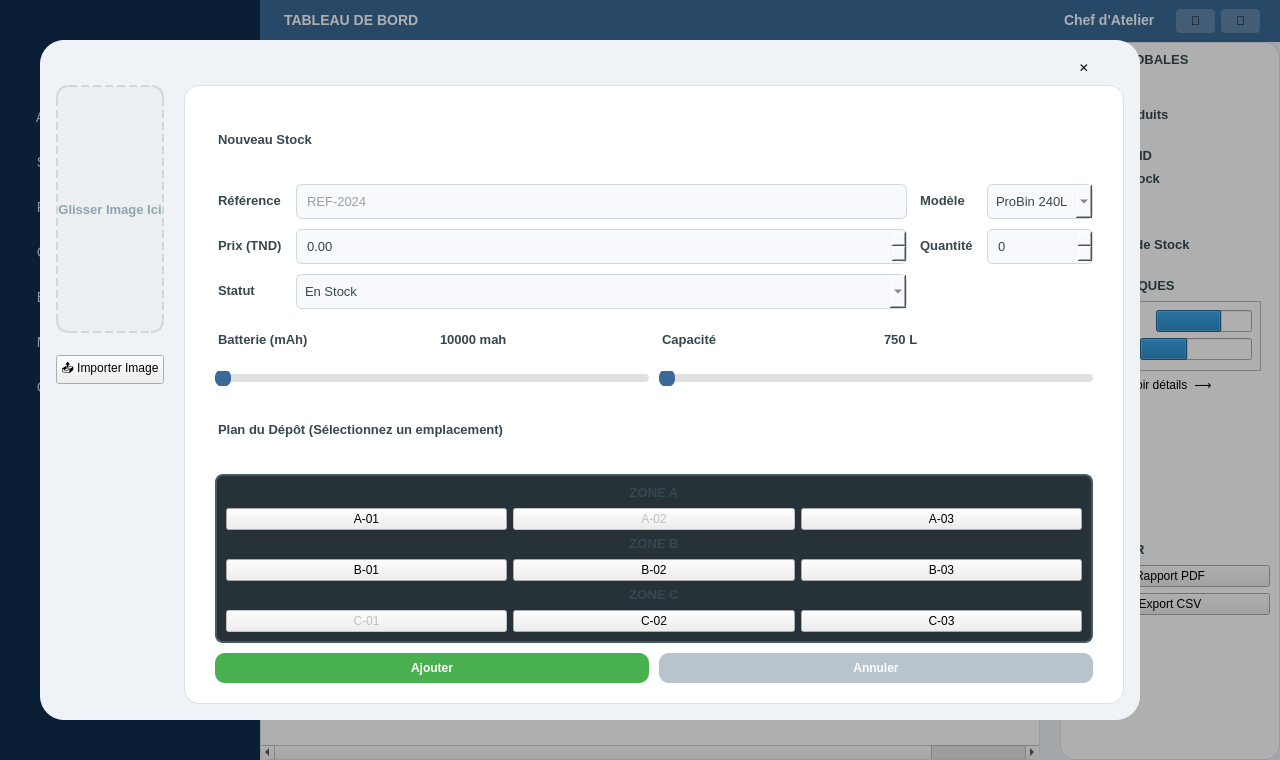
The window that mainwindow.ui (esprit-up-algo/projetcpp2526-s2-2a6-smart-waste-collection-2a6) describes before a commit, drawn with Qt 5.
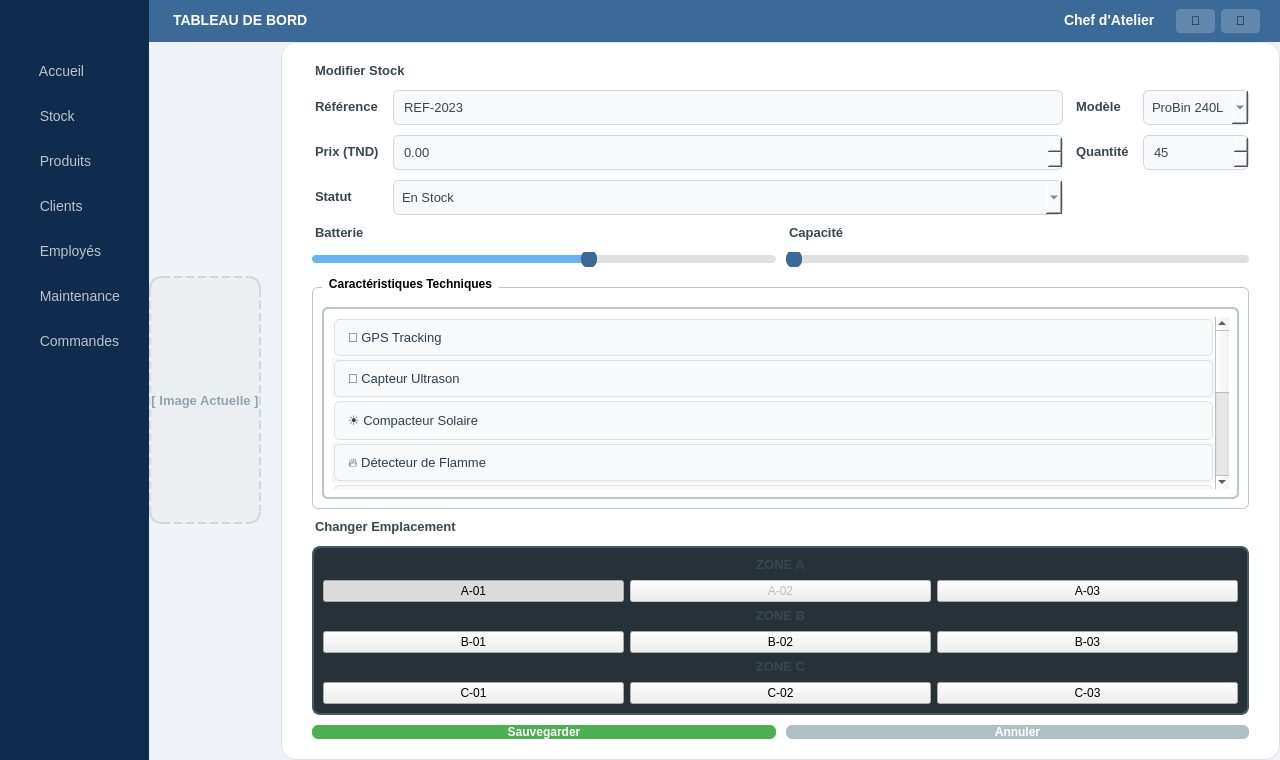
The same window after the commit. Icons and pictures are not drawn.

```diff
--- a/mainwindow.ui
+++ b/mainwindow.ui
@@ -32,11 +32,21 @@
 
     /* SIDEBAR */
 
-    QWidget#verticalLayoutWidget_1, QWidget#verticalLayoutWidget_2, QWidget#verticalLayoutWidget_3 { background-color: #0f2c4f; }
+    QWidget#leftSidebar QPushButton {
+        background-color: transparent;
+        border: none;
+        color: #bdc3c7;
+        text-align: left;
+        padding: 12px 20px;
+        font-size: 14px;
+        border-left: 3px solid transparent;
+    }
 
-    QLabel#label_1, QLabel#label_2, QLabel#label_3 { color: white; font-weight: bold; font-size: 18px; padding: 20px; }
-    QWidget#verticalLayoutWidget_1 QPushButton, QWidget#verticalLayoutWidget_2 QPushButton, QWidget#verticalLayoutWidget_3 QPushButton { color: #cfd8dc; text-align: left; padding-left: 20px; height: 40px; border: none; font-size: 14px; background: transparent; }
-    QWidget#verticalLayoutWidget_1 QPushButton:hover, QWidget#verticalLayoutWidget_2 QPushButton:hover, QWidget#verticalLayoutWidget_3 QPushButton:hover { background-color: #1d4e89; color: white; border-left: 4px solid #4caf50; }
+    QWidget#leftSidebar QPushButton:hover, QWidget#leftSidebar QPushButton:checked {
+        background-color: #1a4270;
+        color: white;
+        border-left: 3px solid #3498db;
+    }
 
 
 
@@ -124,10 +134,13 @@
 
     QLabel#lblImgPreview_Add, QLabel#imgBin { background-color: #eceff1; border: 2px dashed #cfd8dc; border-radius: 12px; color: #90a4ae; }
 
-   
+/* --- Fix sidebar/background containers --- */
+#leftSidebar{background-color:#0f2c4f;}
+#rightSidebar{min-width:200px; max-width:220px;}
 
-    /* OVERLAY */
-    QWidget#overlayDim { background-color: rgba(0,0,0,80); }
+/* Stats preview colors */
+#statCard QWidget#statMiniFrame QLabel{color:#ffffff;}
+QPushButton#btnOpenStats{color:#000000;}
 </string>
   </property>
   <widget class="QWidget" name="centralwidget">
@@ -148,7 +161,14 @@
      <number>0</number>
     </property>
     <item>
-     <widget class="QWidget" name="verticalLayoutWidget_1"><property name="minimumSize"><size><width>260</width><height>0</height></size></property><property name="maximumSize"><size><width>260</width><height>16777215</height></size></property><layout class="QVBoxLayout" name="verticalLayout_1">
+     <widget class="QFrame" name="leftSidebar">
+      <property name="frameShape">
+       <enum>QFrame::Shape::NoFrame</enum>
+      </property>
+      <property name="frameShadow">
+       <enum>QFrame::Shadow::Plain</enum>
+      </property>
+      <layout class="QVBoxLayout" name="verticalLayout_1">
       <property name="spacing">
        <number>5</number>
       </property>
@@ -247,11 +267,19 @@
        </spacer>
       </item>
      </layout>
-    </widget></item>
+     </widget>
+    </item>
     <item>
      <layout class="QVBoxLayout" name="mainAreaLayout">
       <item>
-       <widget class="QWidget" name="horizontalLayoutWidget_1"><layout class="QHBoxLayout" name="horizontalLayout_1">
+       <widget class="QFrame" name="horizontalLayoutWidget_1">
+        <property name="frameShape">
+         <enum>QFrame::Shape::NoFrame</enum>
+        </property>
+        <property name="frameShadow">
+         <enum>QFrame::Shadow::Plain</enum>
+        </property>
+        <layout class="QHBoxLayout" name="horizontalLayout_1">
         <property name="leftMargin">
          <number>20</number>
         </property>
@@ -316,7 +344,8 @@
          </widget>
         </item>
        </layout>
-      </widget></item>
+       </widget>
+      </item>
       <item>
        <layout class="QHBoxLayout" name="dashboard_hLayout">
         <property name="spacing">
@@ -357,6 +386,40 @@
              <number>20</number>
             </property>
             <item>
+             <widget class="QStackedWidget" name="stackedWidget">
+              <property name="sizePolicy">
+               <sizepolicy hsizetype="Expanding" vsizetype="Expanding">
+                <horstretch>0</horstretch>
+                <verstretch>0</verstretch>
+               </sizepolicy>
+              </property>
+              <property name="currentIndex">
+               <number>2</number>
+              </property>
+              <widget class="QWidget" name="affichage">
+               <property name="sizePolicy">
+                <sizepolicy hsizetype="Expanding" vsizetype="Expanding">
+                 <horstretch>0</horstretch>
+                 <verstretch>0</verstretch>
+                </sizepolicy>
+               </property>
+               <layout class="QHBoxLayout" name="affichageLayout">
+                <property name="spacing">
+                 <number>12</number>
+                </property>
+                <property name="leftMargin">
+                 <number>0</number>
+                </property>
+                <property name="topMargin">
+                 <number>0</number>
+                </property>
+                <property name="rightMargin">
+                 <number>0</number>
+                </property>
+                <property name="bottomMargin">
+                 <number>0</number>
+                </property>
+                <item>
              <layout class="QVBoxLayout" name="tableLayout">
               <item>
                <layout class="QHBoxLayout" name="searchRow">
@@ -422,6 +485,12 @@
               </item>
               <item>
                <widget class="QTableWidget" name="tableProduits">
+                    <property name="sizePolicy">
+                     <sizepolicy hsizetype="Expanding" vsizetype="Expanding">
+                      <horstretch>0</horstretch>
+                      <verstretch>0</verstretch>
+                     </sizepolicy>
+                    </property>
                 <property name="rowCount">
                  <number>0</number>
                 </property>
@@ -477,18 +546,21 @@
             </item>
             <item>
              <widget class="QFrame" name="rightSidebar">
-              <property name="frameShape">
-               <enum>QFrame::Shape::StyledPanel</enum>
+                  <property name="sizePolicy">
+                   <sizepolicy hsizetype="Fixed" vsizetype="Expanding">
+                    <horstretch>0</horstretch>
+                    <verstretch>0</verstretch>
+                   </sizepolicy>
               </property>
               <property name="minimumSize">
                <size>
-                <width>200</width>
+                    <width>202</width>
                 <height>0</height>
                </size>
               </property>
               <property name="maximumSize">
                <size>
-                <width>220</width>
+                    <width>222</width>
                 <height>16777215</height>
                </size>
               </property>
@@ -769,148 +841,8 @@
              </widget>
             </item>
            </layout>
-          </item>
-         </layout>
-        </item>
-       </layout>
-      </item>
-     </layout>
-    </item>
-   </layout>
-   <widget class="QWidget" name="overlayDim">
-    <property name="geometry">
-     <rect>
-      <x>0</x>
-      <y>0</y>
-      <width>1280</width>
-      <height>760</height>
-     </rect>
-    </property>
-    <property name="visible">
-     <bool>false</bool>
-    </property>
-    <layout class="QVBoxLayout" name="overlayLayout">
-     <property name="leftMargin">
-      <number>40</number>
-     </property>
-     <property name="topMargin">
-      <number>40</number>
-     </property>
-     <property name="rightMargin">
-      <number>40</number>
-     </property>
-     <property name="bottomMargin">
-      <number>40</number>
-     </property>
-     <item>
-      <widget class="QFrame" name="popupFrame">
-       <property name="sizePolicy">
-        <sizepolicy hsizetype="Preferred" vsizetype="Preferred">
-         <horstretch>0</horstretch>
-         <verstretch>0</verstretch>
-        </sizepolicy>
-       </property>
-       <property name="minimumSize">
-        <size>
-         <width>900</width>
-         <height>600</height>
-        </size>
-       </property>
-       <property name="maximumSize">
-        <size>
-         <width>1100</width>
-         <height>700</height>
-        </size>
-       </property>
-       <property name="autoFillBackground">
-        <bool>false</bool>
-       </property>
-       <property name="styleSheet">
-        <string>#popupFrame { background-color: #eff3f8; border-radius: 24px; }
-
-#btnOpenStats {
-    background-color: #2f6fa8;
-    color: white;
-    border-radius: 10px;
-    padding: 8px 14px;
-    font-weight: 600;
-}
-#btnOpenStats:hover { background-color: #295f90; }
-#btnOpenStats:pressed { background-color: #234f77; }
-
-#btnCancel_Add, #btnCancel_Mod {
-    background-color: #b9c3cc;
-    color: white;
-    border-radius: 10px;
-    padding: 8px 14px;
-    font-weight: 600;
-}
-#btnCancel_Add:hover, #btnCancel_Mod:hover { background-color: #aab5bf; }
-#btnCancel_Add:pressed, #btnCancel_Mod:pressed { background-color: #98a4af; }
-
-#btnSave_Add, #btnSave_Mod {
-    background-color: #49b050;
-    color: white;
-    border-radius: 10px;
-    padding: 8px 14px;
-    font-weight: 700;
-}
-#btnSave_Add:hover, #btnSave_Mod:hover { background-color: #3fa247; }
-#btnSave_Add:pressed, #btnSave_Mod:pressed { background-color: #368d3d; }
-</string>
-       </property>
-       <property name="frameShape">
-        <enum>QFrame::Shape::StyledPanel</enum>
-       </property>
-       <layout class="QVBoxLayout" name="popupFrameLayout">
-        <property name="leftMargin">
-         <number>16</number>
-        </property>
-        <property name="topMargin">
-         <number>16</number>
-        </property>
-        <property name="rightMargin">
-         <number>16</number>
-        </property>
-        <property name="bottomMargin">
-         <number>16</number>
-        </property>
-        <item>
-         <layout class="QHBoxLayout" name="popupTopBar">
-          <item>
-           <spacer name="popupSpacer">
-            <property name="orientation">
-             <enum>Qt::Orientation::Horizontal</enum>
-            </property>
-            <property name="sizeHint" stdset="0">
-             <size>
-              <width>40</width>
-              <height>20</height>
-             </size>
-            </property>
-           </spacer>
-          </item>
-          <item>
-           <widget class="QPushButton" name="btnClosePopup">
-            <property name="text">
-             <string>✕</string>
-            </property>
-            <property name="flat">
-             <bool>true</bool>
-            </property>
-            <property name="fixedSize" stdset="0">
-             <size>
-              <width>32</width>
-              <height>32</height>
-             </size>
-            </property>
-           </widget>
-          </item>
-         </layout>
-        </item>
-        <item>
-         <widget class="QStackedWidget" name="popupStack">
-          <widget class="QWidget" name="ajoutPopup">
+              </widget>
+              <widget class="QWidget" name="ajout">
            <property name="autoFillBackground">
             <bool>false</bool>
            </property>
@@ -1388,7 +1320,7 @@
             </item>
            </layout>
           </widget>
-          <widget class="QWidget" name="modifierPopup">
+              <widget class="QWidget" name="modification">
            <property name="autoFillBackground">
             <bool>false</bool>
            </property>
@@ -1604,6 +1536,106 @@
                      </item>
                     </layout>
                    </item>
+                       <item>
+                        <widget class="QGroupBox" name="gb_characteristics_mod">
+                         <property name="styleSheet">
+                          <string>
+                            QGroupBox {
+                             font-weight: bold;
+                             border: 1px solid #bdc3c7;
+                             border-radius: 6px;
+                             margin-top: 10px;
+                             padding-top: 10px;
+                            }
+                            QGroupBox::title {
+                             subcontrol-origin: margin;
+                             left: 10px;
+                             padding: 0 5px;
+                             color: black;
+                             color: black;
+                            }
+                           </string>
+                         </property>
+                         <property name="title">
+                          <string>Caractéristiques Techniques</string>
+                         </property>
+                         <layout class="QVBoxLayout" name="vl_characteristics_mod">
+                          <item>
+                           <widget class="QListWidget" name="lstCharacteristics_mod">
+                            <property name="styleSheet">
+                             <string>QListWidget {
+                                 border: 2px solid #bdc3c7;
+                                 background-color: white;
+                                 border-radius: 6px;
+                                 padding: 8px;
+                                 font-size: 13px;
+                                }
+                                QListWidget::item {
+                                 padding: 10px;
+                                 margin: 2px;
+                                 border: 1px solid #e0e0e0;
+                                 border-radius: 5px;
+                                 background-color: #f8f9fa;
+                                 color: #2c3e50;
+                                }
+                                QListWidget::item:selected {
+                                 background-color: #3498db;
+                                 color: white;
+                                 border: 2px solid #2980b9;
+                                 font-weight: bold;
+                                }
+                                QListWidget::item:hover:!selected {
+                                 background-color: #e3f2fd;
+                                 border: 1px solid #90caf9;
+                                }
+                               </string>
+                            </property>
+                            <property name="alternatingRowColors">
+                             <bool>true</bool>
+                            </property>
+                            <property name="selectionMode">
+                             <enum>QAbstractItemView::SelectionMode::MultiSelection</enum>
+                            </property>
+                            <item>
+                             <property name="text">
+                              <string>📍 GPS Tracking</string>
+                             </property>
+                            </item>
+                            <item>
+                             <property name="text">
+                              <string>📡 Capteur Ultrason</string>
+                             </property>
+                            </item>
+                            <item>
+                             <property name="text">
+                              <string>☀️ Compacteur Solaire</string>
+                             </property>
+                            </item>
+                            <item>
+                             <property name="text">
+                              <string>🔥 Détecteur de Flamme</string>
+                             </property>
+                            </item>
+                            <item>
+                             <property name="text">
+                              <string>🔒 Verrouillage Auto</string>
+                             </property>
+                            </item>
+                            <item>
+                             <property name="text">
+                              <string>☁️ Intégration IoT</string>
+                             </property>
+                            </item>
+                            <item>
+                             <property name="text">
+                              <string>🌬️ Anti-Odeur</string>
+                             </property>
+                            </item>
+                           </widget>
+                          </item>
+                         </layout>
+                        </widget>
+                       </item>
                    <item>
                     <widget class="QLabel" name="l5_m">
                      <property name="text">
@@ -2059,10 +2091,14 @@
          </widget>
         </item>
        </layout>
-      </widget>
-     </item>
-    </layout>
-   </widget>
+          </item>
+         </layout>
+        </item>
+       </layout>
+      </item>
+     </layout>
+    </item>
+   </layout>
   </widget>
  </widget>
  <resources>
```
Left out of the diff: 206 changed lines with no effect on the pictures. Lines whose indentation alone changed are shown as unchanged.
